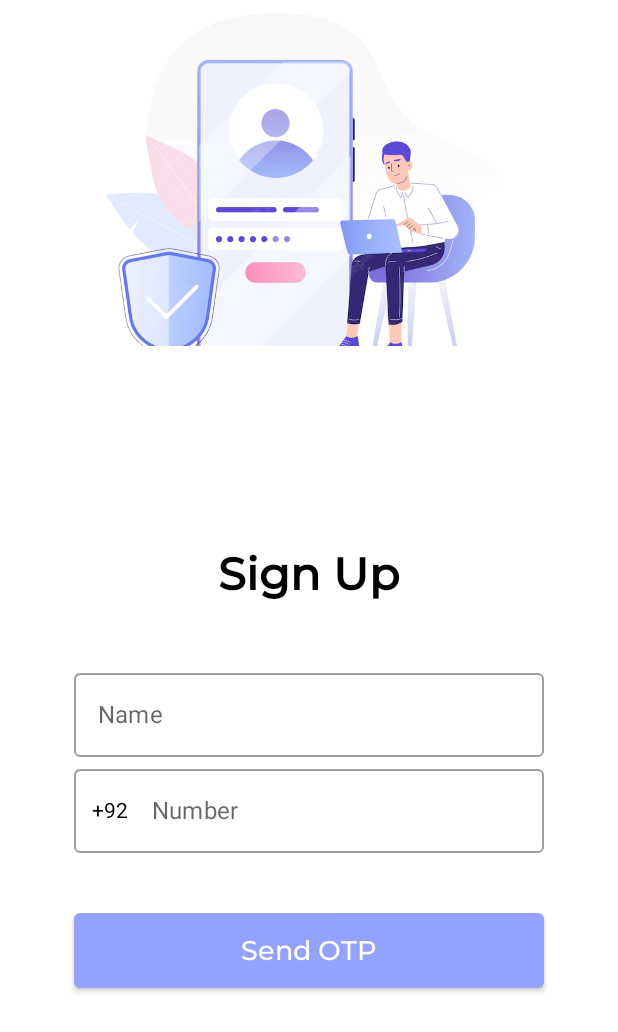
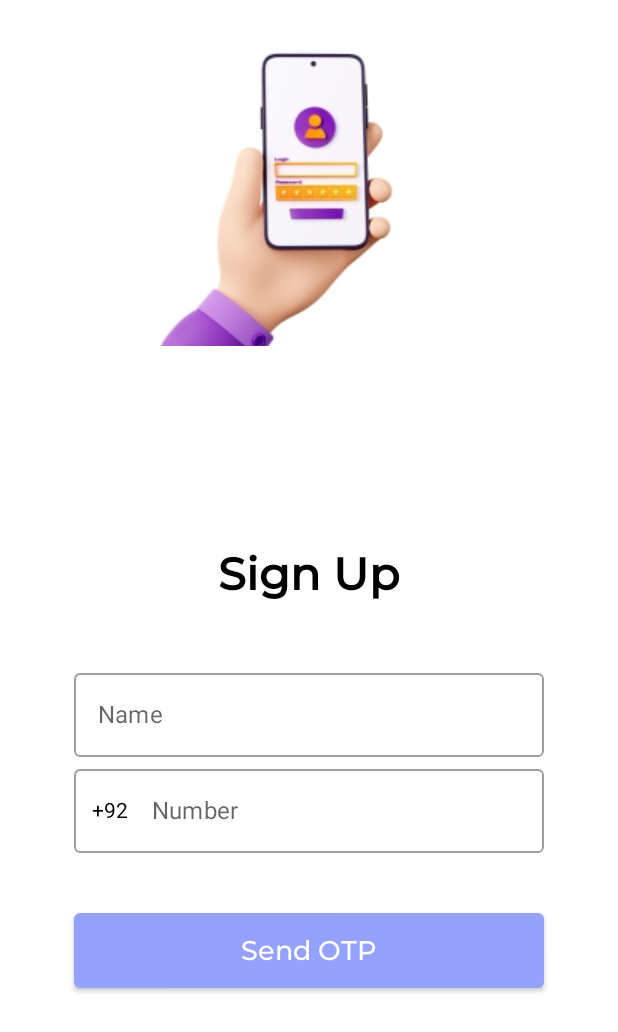
Before and after one commit to Ismail-AD/SocialTalk_ChatApplicaiton, an Android app built with Jetpack Compose: the screen it shows after launch (ActivtiyForCodeSend), on a phone screen of 412 x 824 dp. Shown: the top 1032 px of the screen. Run offline under Robolectric (Android 15) with nearby library versions, the phone set to English and light mode, and no system bars; our stand-ins replace Dagger/Hilt's generated code, Firebase (no records; nobody signed in at launch, a user with empty details on screens opened directly).

Commit message:
Initial Version

```diff
--- a/app/src/main/java/com/example/socialtalk/authscreens/OtpScreen.kt
+++ b/app/src/main/java/com/example/socialtalk/authscreens/OtpScreen.kt
@@ -52,7 +52,7 @@ fun OtpScreen(
                 .background(Color.White), contentAlignment = Alignment.TopCenter
         ) {
             Image(
-                painter = painterResource(id = R.drawable.register_newimage),
+                painter = painterResource(id = R.drawable.otpscreen),
                 contentDescription = "Sign Up Image"
             )
         }
--- a/app/src/main/java/com/example/socialtalk/authscreens/signup.kt
+++ b/app/src/main/java/com/example/socialtalk/authscreens/signup.kt
@@ -64,7 +64,7 @@ fun SignUp(
                 .background(Color.White), contentAlignment = Alignment.TopCenter
         ) {
             Image(
-                painter = painterResource(id = R.drawable.register_newimage),
+                painter = painterResource(id = R.drawable.signup),
                 contentDescription = "Sign Up Image"
             )
         }
--- a/app/src/main/res/drawable/ic_baseline_insert_emoticon_24.xml
+++ /dev/null
@@ -1,5 +0,0 @@
-<vector android:height="24dp" android:tint="#FFFFFF"
-    android:viewportHeight="24" android:viewportWidth="24"
-    android:width="24dp" xmlns:android="http://schemas.android.com/apk/res/android">
-    <path android:fillColor="@android:color/white" android:pathData="M11.99,2C6.47,2 2,6.48 2,12s4.47,10 9.99,10C17.52,22 22,17.52 22,12S17.52,2 11.99,2zM12,20c-4.42,0 -8,-3.58 -8,-8s3.58,-8 8,-8 8,3.58 8,8 -3.58,8 -8,8zM15.5,11c0.83,0 1.5,-0.67 1.5,-1.5S16.33,8 15.5,8 14,8.67 14,9.5s0.67,1.5 1.5,1.5zM8.5,11c0.83,0 1.5,-0.67 1.5,-1.5S9.33,8 8.5,8 7,8.67 7,9.5 7.67,11 8.5,11zM12,17.5c2.33,0 4.31,-1.46 5.11,-3.5L6.89,14c0.8,2.04 2.78,3.5 5.11,3.5z"/>
-</vector>
```
Also changed, not shown: app/src/main/res/drawable/addcontact.png (deleted), app/src/main/res/drawable/leftarrow.png (deleted), app/src/main/res/drawable/login_newimage.png (deleted), app/src/main/res/drawable/otpscreen.jpg (added), app/src/main/res/drawable/register_newimage.png (deleted), app/src/main/res/drawable/signup.jpg (added).
